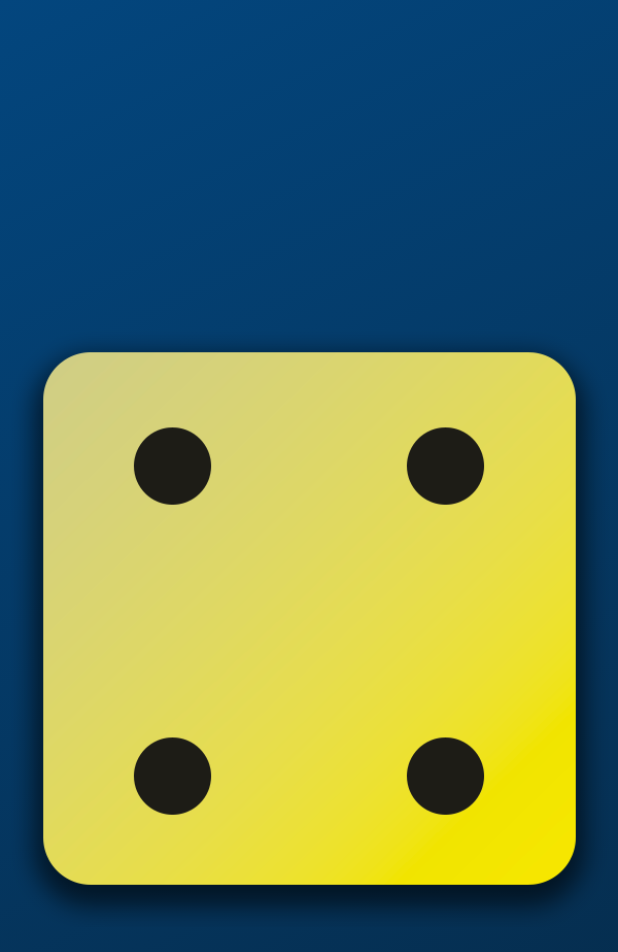
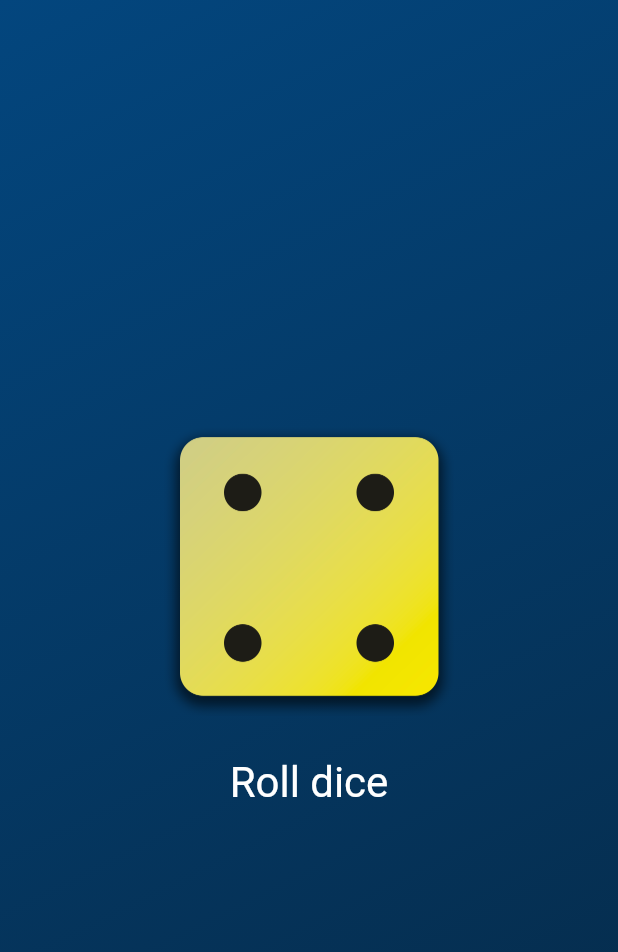
Before and after one commit to bnthurre/1-Roll-dice-flutter, a Flutter app: the screen it shows after launch, on a phone screen of 412 x 824 dp. Shown: the top 952 px of the screen. Run offline on Flutter 3.47's test engine with Material 3 defaults, Android fonts, the phone set to English and light mode, and no system bars.

Commit message:
Styling Buttons & Working with Padding

```diff
--- a/lib/gradient_container.dart
+++ b/lib/gradient_container.dart
@@ -1,6 +1,5 @@
 import 'package:flutter/material.dart';
 import 'package:flutter/widgets.dart';
-
 
 const startAlignment = Alignment.topLeft;
 const endAlignment = Alignment.bottomRight;
@@ -14,8 +13,27 @@ class GradientContainer extends StatelessWidget {
     return Container(
       decoration: BoxDecoration(
           gradient: LinearGradient(
-              colors: [color1, color2], begin: startAlignment, end: endAlignment)),
-      child:  Center(child:Image.asset('assets/images/dice-4.png')),
+              colors: [color1, color2],
+              begin: startAlignment,
+              end: endAlignment)),
+      child: Center(
+          child: Column(
+            mainAxisSize: MainAxisSize.min,
+        children: [
+          Image.asset(
+            'assets/images/dice-4.png',
+            width: 200,
+          ),
+          const SizedBox(height: 20,),
+          TextButton(
+              onPressed: () {},
+              style: TextButton.styleFrom(
+                // padding: const EdgeInsets.only(top: 20),
+                  foregroundColor: const Color.fromARGB(255, 255, 255, 255),
+                  textStyle: const TextStyle(fontSize: 28)),
+              child: const Text("Roll dice"))
+        ],
+      )),
     );
   }
 }
```
